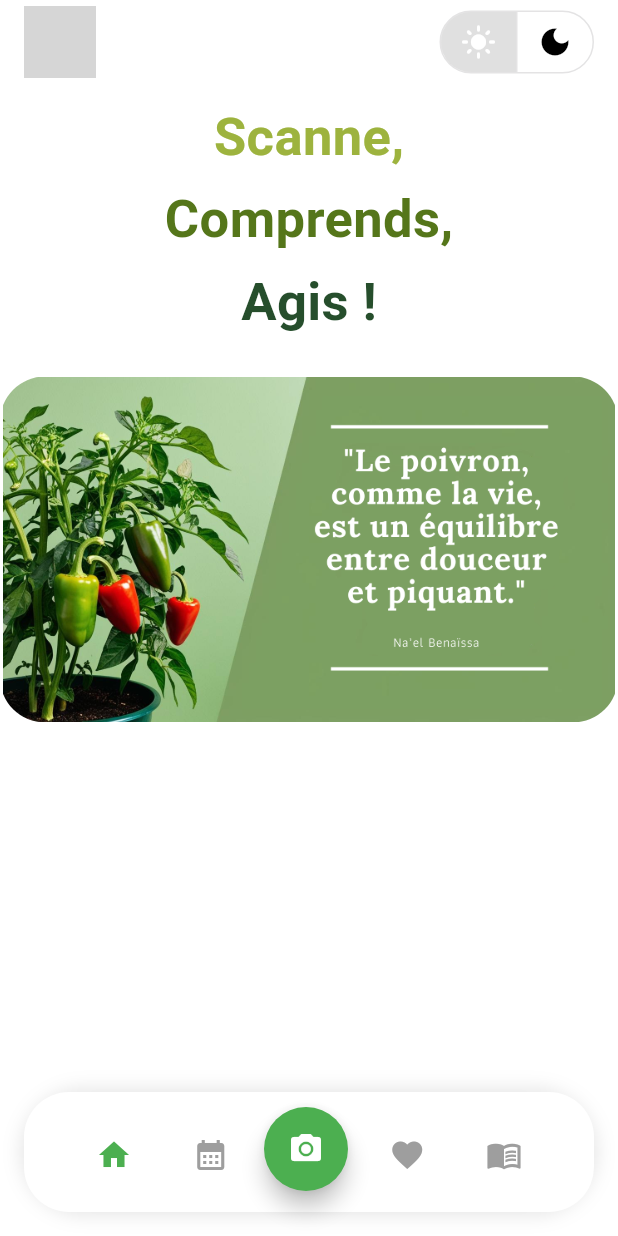
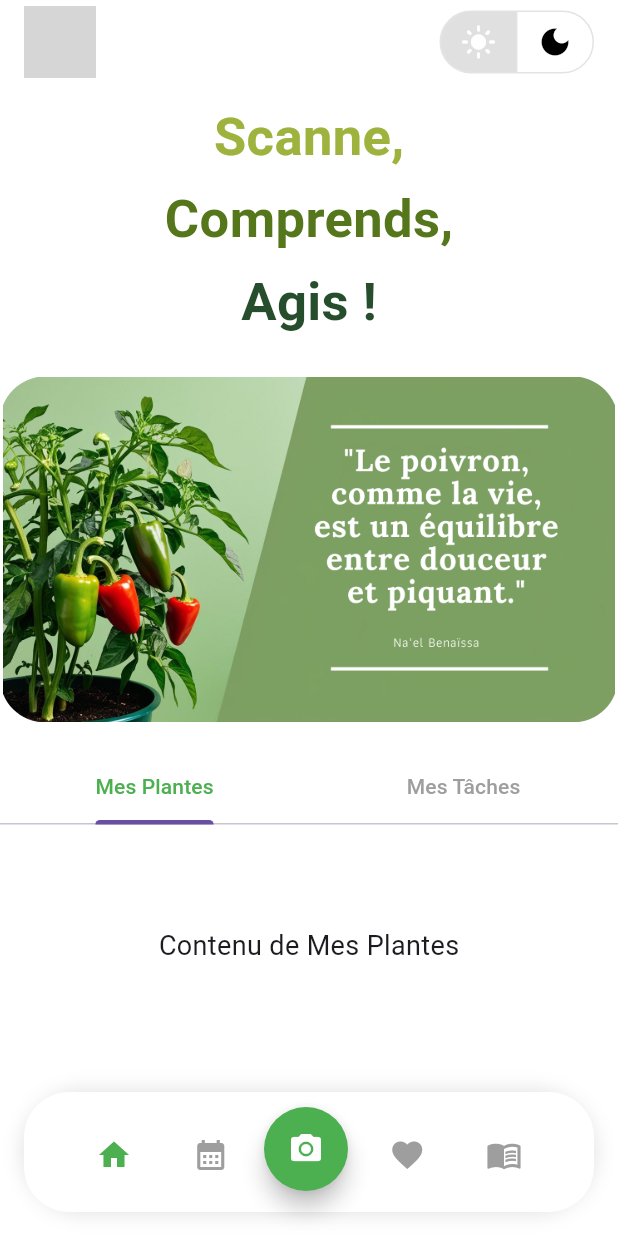
Before and after one commit to naelbenaissa/LeafGuard, a Flutter app: the screen it shows after launch, on a phone screen of 412 x 824 dp. Run offline on Flutter 3.47's test engine with Material 3 defaults, Android fonts, the phone set to English and light mode, and no system bars; our stand-ins replace go_router, supabase_flutter; accounts and stored records are empty; network calls fail; grey boxes are pictures that could not be loaded.

Commit message:
Section creer (mesPlantes - mesTaches)

```diff
--- a/lib/views/home/home.dart
+++ b/lib/views/home/home.dart
@@ -1,5 +1,7 @@
 import 'package:flutter/material.dart';
 import 'package:ui_leafguard/views/home/widgets/animated_slogan.dart';
+import 'package:ui_leafguard/views/home/widgets/section/mesPlantesSection.dart';
+import 'package:ui_leafguard/views/home/widgets/section/mesTachesSection.dart';
 import 'bar/custom_appbar.dart';
 import 'bar/custom_bottombar.dart';
 
@@ -10,15 +12,22 @@ class Home extends StatefulWidget {
   State<Home> createState() => _HomeState();
 }
 
-class _HomeState extends State<Home> {
+class _HomeState extends State<Home> with SingleTickerProviderStateMixin {
   bool isLightTheme = true;
   int _selectedIndex = 0;
   final List<String> sloganWords = ["Scanne,", "Comprends,", "Agis !"];
+  late TabController _tabController;
 
-  void _onItemTapped(int index) {
-    setState(() {
-      _selectedIndex = index;
-    });
+  @override
+  void initState() {
+    super.initState();
+    _tabController = TabController(length: 2, vsync: this);
+  }
+
+  @override
+  void dispose() {
+    _tabController.dispose();
+    super.dispose();
   }
 
   @override
@@ -53,6 +62,25 @@ class _HomeState extends State<Home> {
                   ),
                 ),
               ),
+              const SizedBox(height: 20),
+              TabBar(
+                controller: _tabController,
+                tabs: const [
+                  Tab(text: "Mes Plantes"),
+                  Tab(text: "Mes Tâches"),
+                ],
+                labelColor: Colors.green,
+                unselectedLabelColor: Colors.grey,
+              ),
+              Expanded(
+                child: TabBarView(
+                  controller: _tabController,
+                  children: [
+                    mesPlantesSection(),
+                    mesTachesSection(),
+                  ],
+                ),
+              ),
             ],
           ),
         ),
--- /dev/null
+++ b/lib/views/home/widgets/section/mesPlantesSection.dart
@@ -0,0 +1,7 @@
+import 'package:flutter/material.dart';
+
+Widget mesPlantesSection() {
+  return Center(
+    child: Text("Contenu de Mes Plantes", style: TextStyle(fontSize: 18)),
+  );
+}
--- /dev/null
+++ b/lib/views/home/widgets/section/mesTachesSection.dart
@@ -0,0 +1,7 @@
+import 'package:flutter/material.dart';
+
+Widget mesTachesSection() {
+  return Center(
+    child: Text("Tâches", style: TextStyle(fontSize: 18)),
+  );
+}
```
